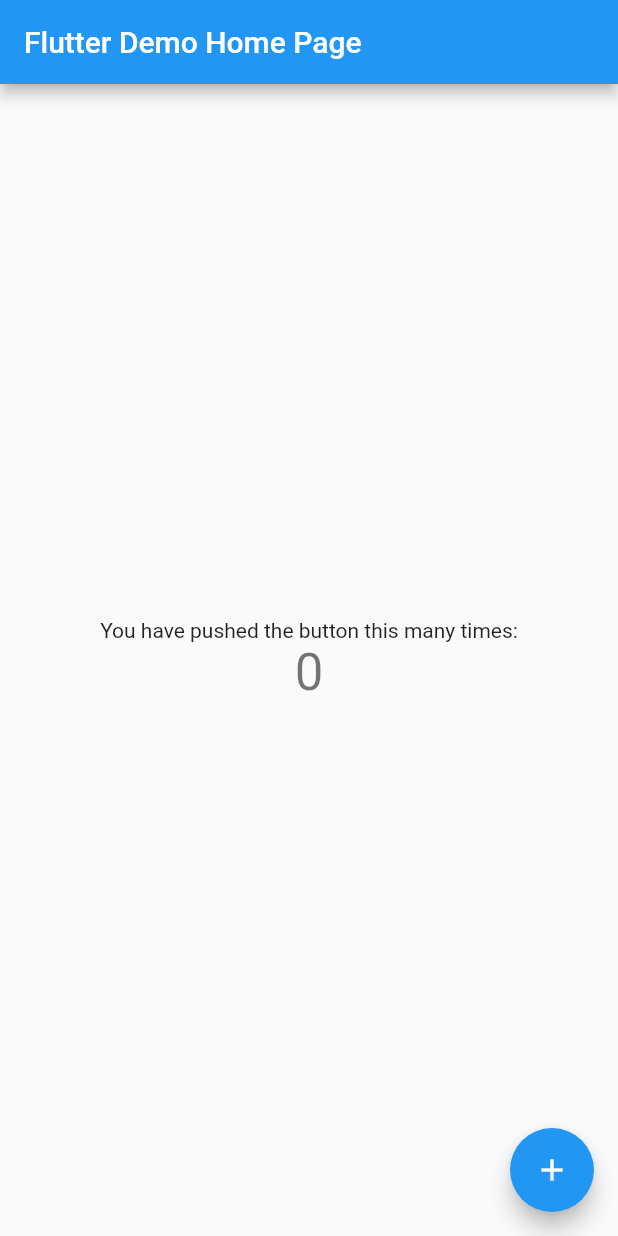
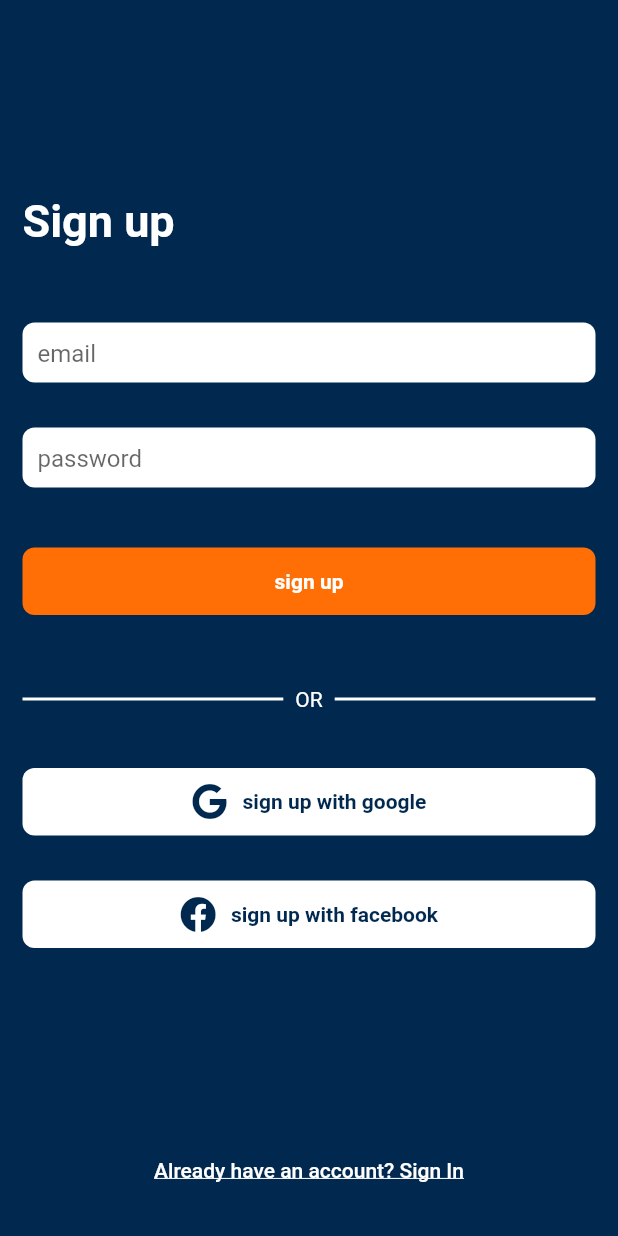
Before and after one commit to usmanabdulmajid/notie, a Flutter app: the screen it shows after launch, on a phone screen of 412 x 824 dp. Run offline on Flutter 3.47's test engine with Material 2 defaults, Android fonts, the phone set to English and light mode, and no system bars; our stand-ins replace font_awesome_flutter.

Commit message:
add signUpScreen

```diff
--- a/lib/main.dart
+++ b/lib/main.dart
@@ -1,4 +1,6 @@
 import 'package:flutter/material.dart';
+
+import 'presentation/screens/sign_up_screen.dart';
 
 void main() {
   runApp(const MyApp());
@@ -15,7 +17,7 @@
       theme: ThemeData(
         primarySwatch: Colors.blue,
       ),
-      home: const MyHomePage(title: 'Flutter Demo Home Page'),
+      home: const SignUpScreen(),
     );
   }
 }
--- /dev/null
+++ b/lib/presentation/screens/sign_up_screen.dart
@@ -0,0 +1,92 @@
+import 'package:flutter/material.dart';
+import 'package:notie/presentation/widgets/alt_button.dart';
+import 'package:notie/presentation/widgets/authentication_button.dart';
+import 'package:notie/presentation/widgets/border_textfield.dart';
+import 'package:font_awesome_flutter/font_awesome_flutter.dart';
+
+class SignUpScreen extends StatelessWidget {
+  const SignUpScreen({Key? key}) : super(key: key);
+
+  @override
+  Widget build(BuildContext context) {
+    return Scaffold(
+      resizeToAvoidBottomInset: false,
+      backgroundColor: const Color(0XFF01284E),
+      body: Container(
+        width: double.maxFinite,
+        height: double.maxFinite,
+        padding: const EdgeInsets.only(right: 15.0, left: 15, bottom: 20),
+        child: Column(
+          crossAxisAlignment: CrossAxisAlignment.start,
+          children: [
+            const SizedBox(height: 130),
+            const Text(
+              'Sign up',
+              style: TextStyle(
+                color: Colors.white,
+                fontWeight: FontWeight.bold,
+                fontSize: 30,
+              ),
+            ),
+            const SizedBox(height: 50),
+            const BorderTextField(hintText: 'email'),
+            const SizedBox(height: 30),
+            const BorderTextField(hintText: 'password'),
+            const SizedBox(height: 40),
+            AuthenticationButton(
+              onPressed: () {},
+              text: 'sign up',
+            ),
+            const SizedBox(height: 40),
+            Row(
+              children: const [
+                Expanded(
+                    child: Divider(
+                  color: Colors.white,
+                  thickness: 2.0,
+                )),
+                Padding(
+                  padding: EdgeInsets.all(8.0),
+                  child: Text(
+                    'OR',
+                    style: TextStyle(color: Colors.white),
+                  ),
+                ),
+                Expanded(
+                    child: Divider(
+                  color: Colors.white,
+                  thickness: 2.0,
+                )),
+              ],
+            ),
+            const SizedBox(height: 30),
+            AltButton(
+              onPressed: () {},
+              iconData: FontAwesomeIcons.google,
+              text: 'sign up with google',
+            ),
+            const SizedBox(height: 30),
+            AltButton(
+              onPressed: () {},
+              iconData: FontAwesomeIcons.facebook,
+              text: 'sign up with facebook',
+            ),
+            const Spacer(),
+            Center(
+              child: TextButton(
+                onPressed: () {},
+                child: const Text(
+                  'Already have an account? Sign In',
+                  style: TextStyle(
+                    color: Colors.white,
+                    decoration: TextDecoration.underline,
+                  ),
+                ),
+              ),
+            )
+          ],
+        ),
+      ),
+    );
+  }
+}
--- /dev/null
+++ b/lib/presentation/widgets/alt_button.dart
@@ -0,0 +1,43 @@
+import 'package:flutter/material.dart';
+
+class AltButton extends StatelessWidget {
+  final VoidCallback onPressed;
+  final IconData iconData;
+  final String text;
+  const AltButton(
+      {Key? key,
+      required this.onPressed,
+      required this.iconData,
+      required this.text})
+      : super(key: key);
+
+  @override
+  Widget build(BuildContext context) {
+    return GestureDetector(
+      onTap: onPressed,
+      child: Container(
+        width: double.maxFinite,
+        height: 45,
+        decoration: BoxDecoration(
+          color: Colors.white,
+          borderRadius: BorderRadius.circular(8),
+        ),
+        alignment: Alignment.center,
+        child: Row(
+          mainAxisAlignment: MainAxisAlignment.center,
+          children: [
+            Icon(iconData, color: const Color(0XFF01284E)),
+            const SizedBox(width: 10),
+            Text(
+              text,
+              style: const TextStyle(
+                color: Color(0XFF01284E),
+                fontWeight: FontWeight.bold,
+              ),
+            ),
+          ],
+        ),
+      ),
+    );
+  }
+}
--- /dev/null
+++ b/lib/presentation/widgets/authentication_button.dart
@@ -0,0 +1,34 @@
+import 'package:flutter/material.dart';
+
+class AuthenticationButton extends StatelessWidget {
+  final VoidCallback onPressed;
+  final String text;
+  const AuthenticationButton({
+    Key? key,
+    required this.onPressed,
+    required this.text,
+  }) : super(key: key);
+
+  @override
+  Widget build(BuildContext context) {
+    return GestureDetector(
+      onTap: onPressed,
+      child: Container(
+        width: double.maxFinite,
+        height: 45,
+        decoration: BoxDecoration(
+          color: const Color(0XFFFF6F06),
+          borderRadius: BorderRadius.circular(8),
+        ),
+        alignment: Alignment.center,
+        child: Text(
+          text,
+          style: const TextStyle(
+            color: Colors.white,
+            fontWeight: FontWeight.bold,
+          ),
+        ),
+      ),
+    );
+  }
+}
--- /dev/null
+++ b/lib/presentation/widgets/border_textfield.dart
@@ -0,0 +1,27 @@
+import 'package:flutter/material.dart';
+
+class BorderTextField extends StatelessWidget {
+  final TextEditingController? controller;
+  final String hintText;
+  const BorderTextField({Key? key, this.controller, required this.hintText})
+      : super(key: key);
+
+  @override
+  Widget build(BuildContext context) {
+    return Container(
+      height: 40,
+      padding: const EdgeInsets.only(left: 10.0),
+      decoration: BoxDecoration(
+        color: Colors.white,
+        borderRadius: BorderRadius.circular(8),
+      ),
+      child: TextField(
+        controller: controller,
+        decoration: InputDecoration(
+          hintText: hintText,
+          border: InputBorder.none,
+        ),
+      ),
+    );
+  }
+}
```
Also changed, not shown: pubspec.yaml (+4 -12 lines), lib/application/usecases/add_note.dart (added), lib/application/usecases/create_user.dart (added), lib/application/usecases/delete_note.dart (added), lib/application/usecases/update_note.dart (added), lib/domain/enitities/note.dart (added), lib/domain/enitities/user.dart (added), lib/infrastructure/repositories/note_repository.dart (added), lib/presentation/screens/compose_note_screen.dart (added), lib/presentation/screens/note_screen.dart (added), lib/presentation/screens/sign_in_screen.dart (added), pubspec.lock.
